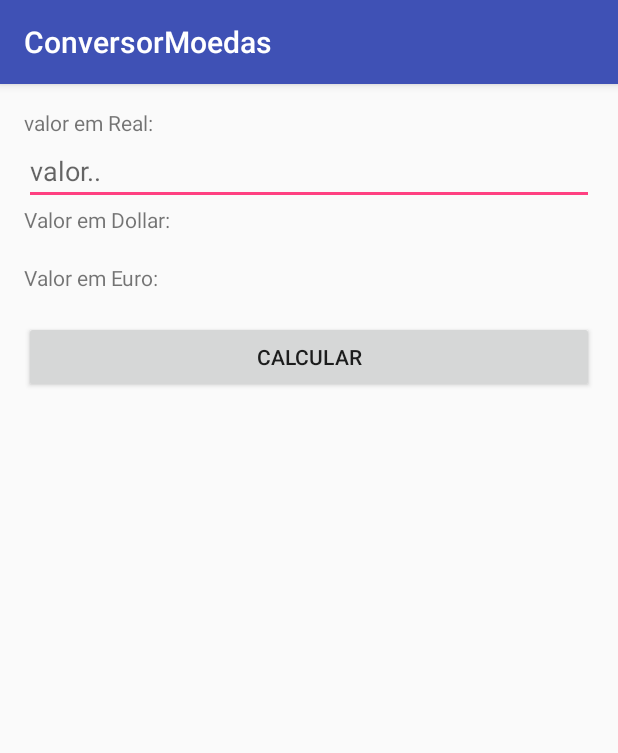
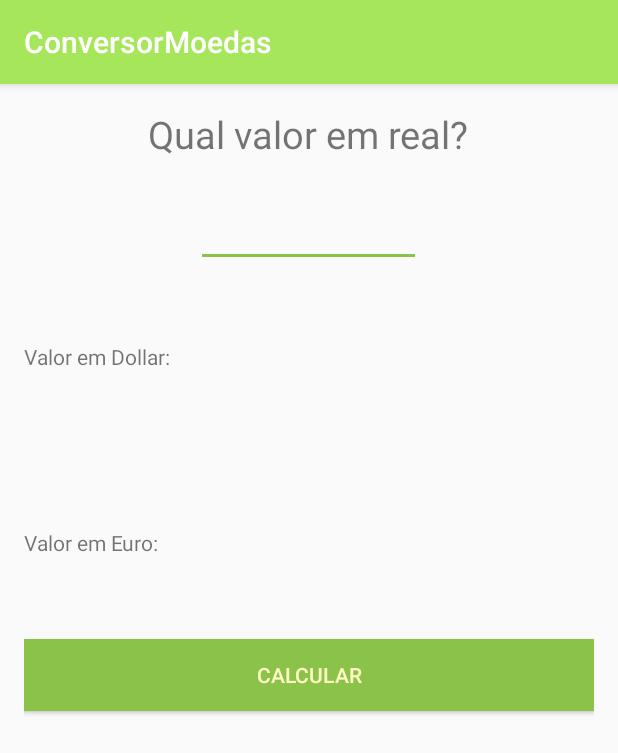
Before and after one commit to narcieliton/ConversorMoedas, an Android app: the screen it shows after launch (MainActivity), on a phone screen of 412 x 824 dp. Shown: the top 753 px of the screen. Run offline under Robolectric (Android 15) with nearby library versions, the phone set to English and light mode, and no system bars.

Commit message:
finalizando app.

```diff
--- a/app/src/main/res/layout/activity_main.xml
+++ b/app/src/main/res/layout/activity_main.xml
@@ -15,42 +15,56 @@
 
     <TextView
 
-        android:layout_width="match_parent"
+        android:layout_width="wrap_content"
         android:layout_height="wrap_content"
-        android:text="@string/valor_em_real"/>
+        android:text="@string/valor_em_real"
+        android:layout_gravity="center"
+        android:textSize="25sp"/>
 
     <EditText
         android:id="@+id/edit_value"
-        android:layout_width="match_parent"
+        android:layout_width="150dp"
         android:layout_height="wrap_content"
-        android:hint="@string/valor"/>
+        android:inputType="numberSigned"
+        android:layout_gravity="center"
+        android:layout_marginTop="10dp"
+        android:textSize="30sp"
+        android:textAlignment="center"/>
 
     <TextView
-        android:layout_width="match_parent"
+        android:layout_width="wrap_content"
         android:layout_height="wrap_content"
-        android:text="@string/valor_em_dollar"/>
+        android:text="@string/valor_em_dollar"
+        android:layout_marginTop="50dp"/>
 
     <TextView
         android:id="@+id/text_dollar"
         android:layout_width="match_parent"
         android:layout_height="wrap_content"
-        android:text="@string/valor_em_dollar"/>
+        android:textSize="25sp"
+        android:padding="10dp"
+        android:textColor="@color/colorAccent"/>
 
     <TextView
-        android:layout_width="match_parent"
+        android:layout_width="wrap_content"
         android:layout_height="wrap_content"
-        android:text="@string/valor_em_euro"/>
+        android:text="@string/valor_em_euro"
+        android:layout_marginTop="50dp"/>
 
     <TextView
         android:id="@+id/text_euro"
-        android:layout_width="match_parent"
+        android:layout_width="wrap_content"
         android:layout_height="wrap_content"
-        android:text="@string/valor_em_euro"/>
+        android:textSize="25sp"
+        android:padding="10dp"
+        android:textColor="@color/colorAccent"/>
 
     <Button
         android:id="@+id/button_calculate"
         android:layout_width="match_parent"
         android:layout_height="wrap_content"
-        android:text="@string/calcular"/>
+        android:text="@string/calcular"
+        android:background="@color/colorAccent"
+        android:textColor="@color/colorLight"/>
 
 </LinearLayout>
--- a/app/src/main/res/values/colors.xml
+++ b/app/src/main/res/values/colors.xml
@@ -1,6 +1,7 @@
 <?xml version="1.0" encoding="utf-8"?>
 <resources>
-    <color name="colorPrimary">#3F51B5</color>
-    <color name="colorPrimaryDark">#303F9F</color>
-    <color name="colorAccent">#FF4081</color>
+    <color name="colorPrimary">#A6E65B</color>
+    <color name="colorPrimaryDark">#85BC47</color>
+    <color name="colorAccent">#8BC34A</color>
+    <color name="colorLight">#FFF9C4</color>
 </resources>
--- a/app/src/main/res/values/strings.xml
+++ b/app/src/main/res/values/strings.xml
@@ -1,6 +1,6 @@
 <resources>
     <string name="app_name">ConversorMoedas</string>
-    <string name="valor_em_real">valor em Real:</string>
+    <string name="valor_em_real">Qual valor em real?</string>
     <string name="valor">valor..</string>
     <string name="valor_em_dollar">Valor em Dollar:</string>
     <string name="valor_em_euro">Valor em Euro:</string>
```
